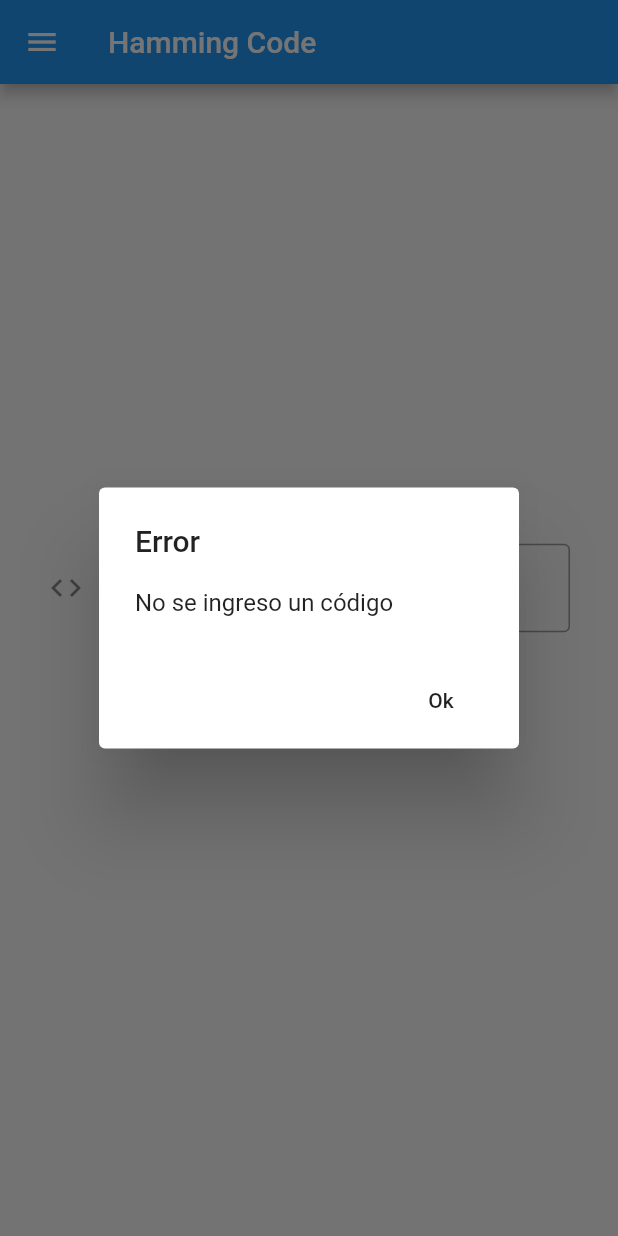
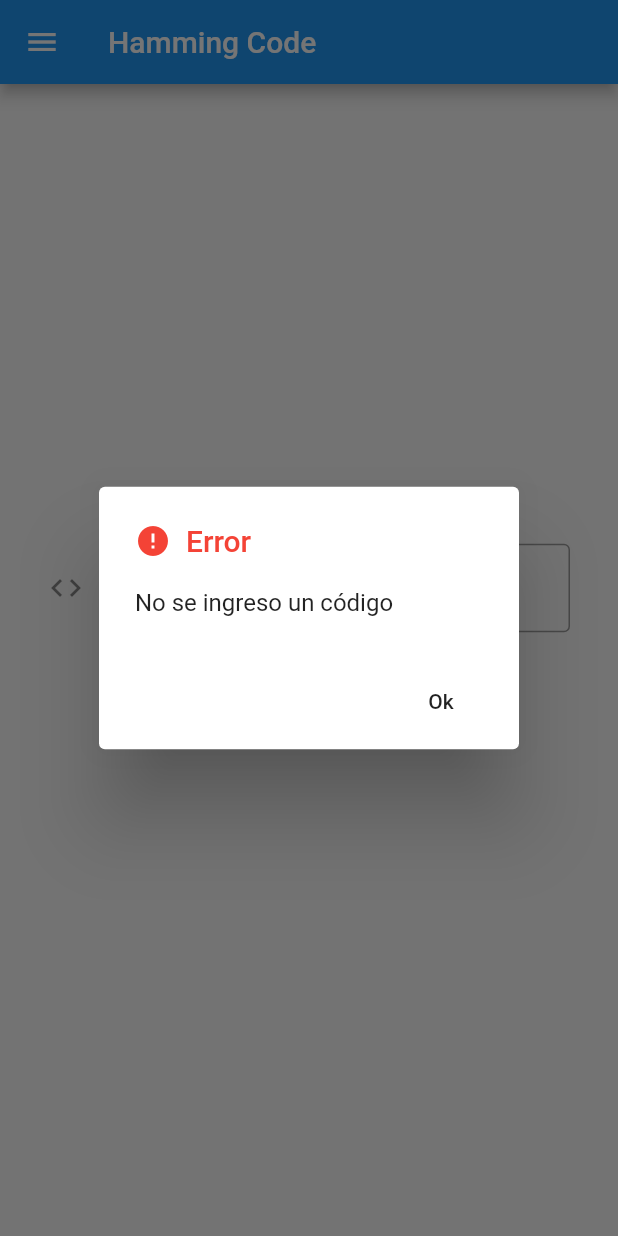
Before and after one commit to mannyOaks/Flutter-Hamming-Code, a Flutter app: the screen it shows after launch, after a tap on "Convertir", on a phone screen of 412 x 824 dp. Run offline on Flutter 3.47's test engine with Material 2 defaults, Android fonts, the light colour scheme and no system bars; missing offline and left inert: flutter_webview_plugin.

Commit message:
Verifica Regex

```diff
--- a/lib/HomeScreen.dart
+++ b/lib/HomeScreen.dart
@@ -21,8 +21,8 @@ class _HomeScreenState extends State<HomeScreen> {
 
   // realiza el procedimiento de codificacion
   hamming() {
-    if (!textController.text.contains('0') ||
-        !textController.text.contains('1')) {
+    final exp = RegExp(r"^[01]+$");
+    if (!exp.hasMatch(textController.text)) {
       this._displayErrDialog('No se ingresó un código válido');
       return null;
     }
@@ -97,7 +97,16 @@ class _HomeScreenState extends State<HomeScreen> {
     showDialog<String>(
       context: context,
       builder: (context) => AlertDialog(
-            title: const Text("Error"),
+            title: Row(
+              children: <Widget>[
+                Icon(
+                  Icons.error,
+                  color: Colors.red,
+                ),
+                Padding(padding: EdgeInsets.only(right: 10)),
+                Text("Error", style: TextStyle(color: Colors.red))
+              ],
+            ),
             content: Text(msg),
             actions: <Widget>[
               FlatButton(
```
